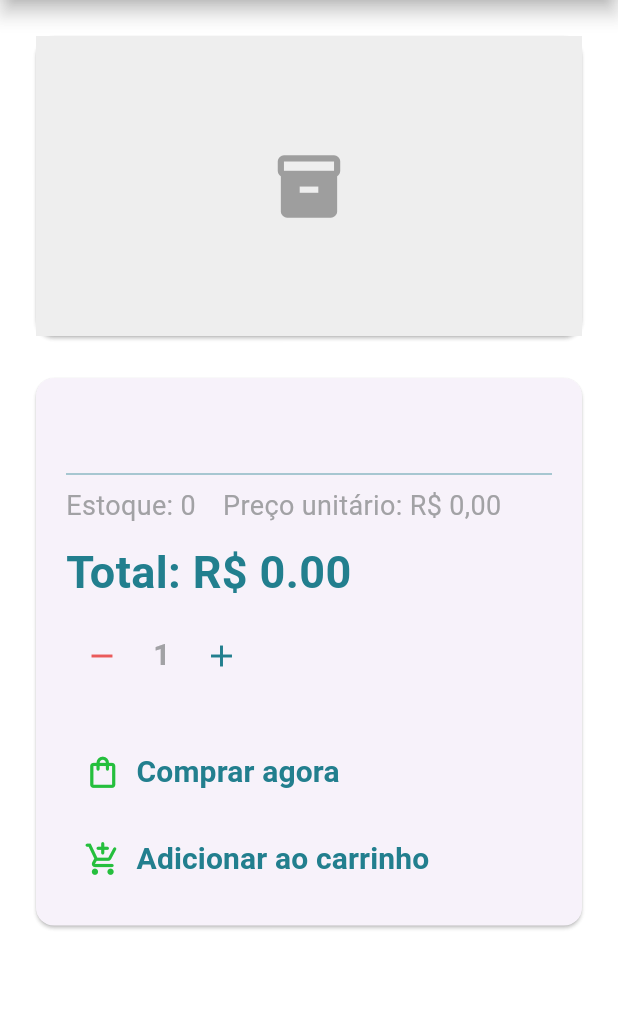
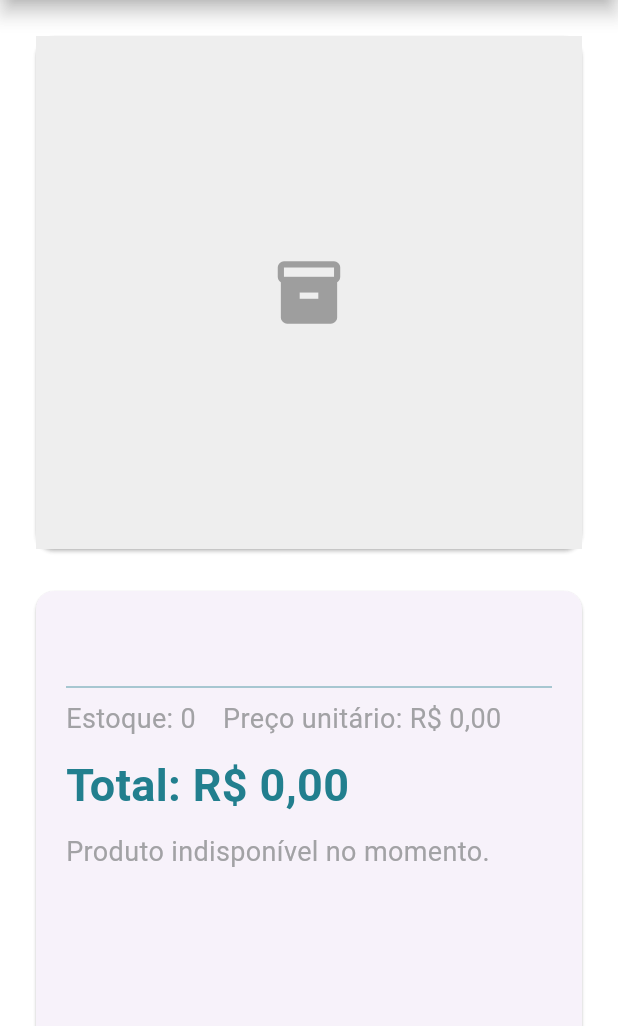
Before and after one commit to TiagoSagara/modelo_catalogo, a Flutter app: the ProductDetailPage screen opened directly with empty values, on a phone screen of 412 x 824 dp, the part 210-1236 px from its top. Run offline on Flutter 3.47's test engine with Material 3 defaults, Android fonts, the phone set to English and light mode, and no system bars; our stand-ins replace dio, flutter_bloc, get_it, go_router; network calls fail; Roboto replaces fonts that are missing (Grandis Extended).

Commit message:
Implementação de bloqueio de venda para produto sem estoque

```diff
--- a/lib/data/repositories/produtos_repository.dart
+++ b/lib/data/repositories/produtos_repository.dart
@@ -15,8 +15,6 @@ class ProductRepository {
       }
       return [];
     } catch (e) {
-      // Log de erro para debug
-      print("Erro no Repository: $e");
       rethrow;
     }
   }
--- a/lib/domain/models/product_model.dart
+++ b/lib/domain/models/product_model.dart
@@ -1,3 +1,5 @@
+import 'package:intl/intl.dart';
+
 class Product {
   final int id;
   final String title;
@@ -5,6 +7,7 @@ class Product {
   final double price;
   final int stock;
   final String category;
+  final DateTime updateDate;
 
   Product({
     required this.id,
@@ -13,9 +16,13 @@ class Product {
     required this.price,
     required this.stock,
     required this.category,
+    required this.updateDate,
   });
 
   factory Product.fromJson(Map<String, dynamic> json) {
+    final dateString = json['meta']['updatedAt'] as String;
+    final dateParsed = DateTime.parse(dateString);
+
     return Product(
       id: json['id'],
       title: json['title'],
@@ -23,6 +30,9 @@ class Product {
       price: (json['price'] as num).toDouble(),
       stock: json['stock'] as int,
       category: json['category'],
+      updateDate: dateParsed,
     );
   }
+
+  String get formattedUpdateDate => DateFormat('dd/MM/yyyy').format(updateDate);
 }
--- a/lib/src/ui/core/components/product_search.dart
+++ b/lib/src/ui/core/components/product_search.dart
@@ -19,7 +19,6 @@ class _ProductSearchState extends State<ProductSearch> {
     if (_debounce?.isActive ?? false) _debounce!.cancel();
     _debounce = Timer(const Duration(milliseconds: 500), () {
       if (mounted) {
-        print("1. Componente disparou busca: $query");
         widget.onSearch(query);
       }
     });
--- a/lib/src/ui/product_detail/view_model/product_detail_view_model.dart
+++ b/lib/src/ui/product_detail/view_model/product_detail_view_model.dart
@@ -32,7 +32,9 @@ class ProductDetailViewModel extends StatelessWidget {
               ? CrossAxisAlignment.stretch
               : CrossAxisAlignment.center,
           children: [
-            Card(
+            SizedBox(
+              height: 350,
+              child: Card(
                 child: product.thumbnail.isEmpty
                     ? buildPlaceholder()
                     : Image.network(
@@ -44,11 +46,13 @@ class ProductDetailViewModel extends StatelessWidget {
                             buildPlaceholder(),
                       ),
               ),
+            ),
 
             const SizedBox(width: 20, height: 20),
 
             SizedBox(
               width: isMobile ? null : 600,
+              height: 350,
               child: Card(
                 child: Padding(
                   padding: const EdgeInsets.all(20.0),
@@ -92,7 +96,7 @@ class ProductDetailViewModel extends StatelessWidget {
                         selector: (state) => state.totalPrice,
                         builder: (context, totalPrice) {
                           return Text(
-                            'Total: R\$ ${totalPrice.toStringAsFixed(2)}',
+                            'Total: ${PriceFormatter.toReal(product.price)}',
                             style: const TextStyle(
                               fontSize: 30,
                               fontWeight: FontWeight.bold,
@@ -104,6 +108,12 @@ class ProductDetailViewModel extends StatelessWidget {
 
                       const SizedBox(height: 10),
 
+                      if (product.stock <= 0)
+                        Text(
+                          'Produto indisponível no momento.',
+                          style: TextStyle(fontSize: 18),
+                        )
+                      else
                         CustomQuantityButtom(
                           estoque: product.stock,
                           onChanged: (int qty) {
@@ -115,7 +125,7 @@ class ProductDetailViewModel extends StatelessWidget {
 
                       const SizedBox(height: 30),
 
-                      _buildActionButtons(isMobile),
+                      if (product.stock > 0) _buildActionButtons(isMobile),
                     ],
                   ),
                 ),
```
Also changed, not shown: lib/src/ui/core/components/product_card.dart (+19 -1 lines). Lines whose indentation alone changed are shown as unchanged.
